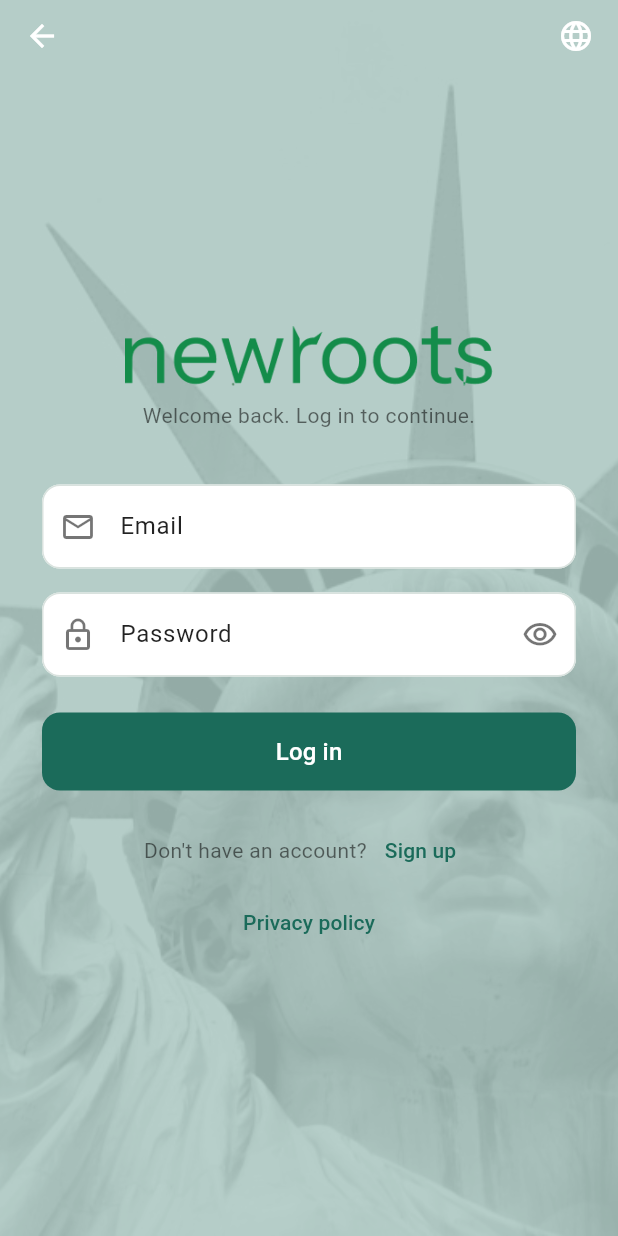
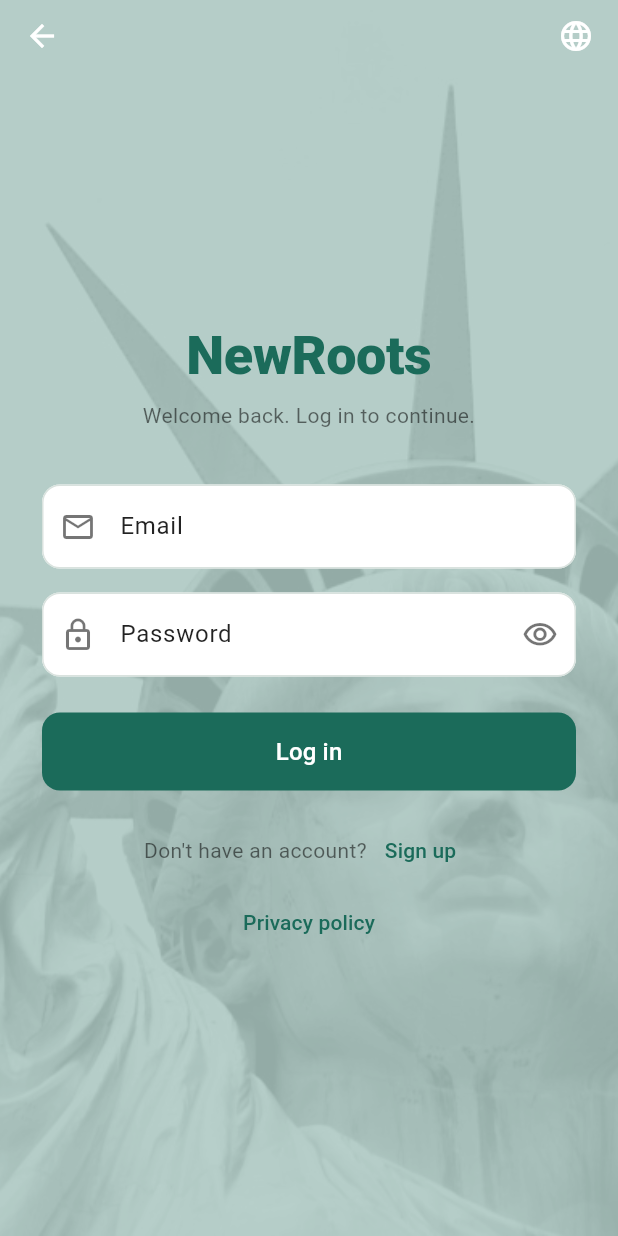
Before and after one commit to yunhanluo/newroots, a Flutter app: the AuthScreen screen opened by its route, on a phone screen of 412 x 824 dp. Run offline on Flutter 3.47's test engine with Material 3 defaults, Android fonts, the phone set to English and light mode, and no system bars; our stand-ins replace cloud_firestore, cloud_functions, firebase_auth, firebase_core, firebase_storage, flutter_map and 5 more; missing offline and left inert: dart:html, firebase_app_check; accounts and stored records are empty.

Commit message:
Replace logo images with NewRoots text wordmark
Co-Authored-By: Devin AI <158243242+devin-ai-integration[bot]@users.noreply.github.com>

```diff
--- /dev/null
+++ b/lib/core/widgets/brand_wordmark.dart
@@ -0,0 +1,34 @@
+import 'package:flutter/material.dart';
+
+import '../theme/brand_colors.dart';
+
+/// Text-based "NewRoots" wordmark used in place of a logo image.
+class BrandWordmark extends StatelessWidget {
+  const BrandWordmark({
+    super.key,
+    this.color = kBrandGreen,
+    this.fontSize = 28,
+  });
+
+  /// White variant for use on green backgrounds (e.g. app bars).
+  const BrandWordmark.white({super.key, this.fontSize = 22})
+    : color = Colors.white;
+
+  final Color color;
+  final double fontSize;
+
+  @override
+  Widget build(BuildContext context) {
+    return Text(
+      'NewRoots',
+      maxLines: 1,
+      style: TextStyle(
+        color: color,
+        fontSize: fontSize,
+        fontWeight: FontWeight.w800,
+        letterSpacing: -0.3,
+        height: 1.1,
+      ),
+    );
+  }
+}
--- a/lib/features/auth/presentation/widgets/auth_widgets.dart
+++ b/lib/features/auth/presentation/widgets/auth_widgets.dart
@@ -1,6 +1,7 @@
 import 'package:flutter/material.dart';
 
 import '../../../../core/theme/brand_colors.dart';
+import '../../../../core/widgets/brand_wordmark.dart';
 
 export '../../../../core/theme/brand_colors.dart';
 
@@ -15,11 +16,7 @@ class AuthHeader extends StatelessWidget {
     final theme = Theme.of(context);
     return Column(
       children: [
-        Image.asset(
-          'assets/images/logo.png',
-          height: 40,
-          fit: BoxFit.contain,
-        ),
+        const BrandWordmark(fontSize: 36),
         const SizedBox(height: 10),
         Text(
           subtitle,
--- a/lib/features/home/presentation/home_screen.dart
+++ b/lib/features/home/presentation/home_screen.dart
@@ -5,6 +5,7 @@ import 'package:go_router/go_router.dart';
 import '../../../core/router/app_router.dart';
 import '../../../core/services/support_group_service.dart';
 import '../../../core/theme/brand_colors.dart';
+import '../../../core/widgets/brand_wordmark.dart';
 import '../../../l10n/app_localizations.dart';
 import '../../support_groups/presentation/widgets/deleted_group_notice.dart';
 import '../../support_groups/presentation/widgets/deleted_post_notice.dart';
@@ -52,11 +53,7 @@ class HomeScreen extends ConsumerWidget {
         scrolledUnderElevation: 0,
         elevation: 0,
         foregroundColor: Colors.white,
-        title: Image.asset(
-          'assets/images/logo_white.png',
-          height: 28,
-          fit: BoxFit.contain,
-        ),
+        title: const BrandWordmark.white(),
         actions: [
           IconButton(
             icon: const Icon(Icons.person_outline, color: Colors.white),
```
